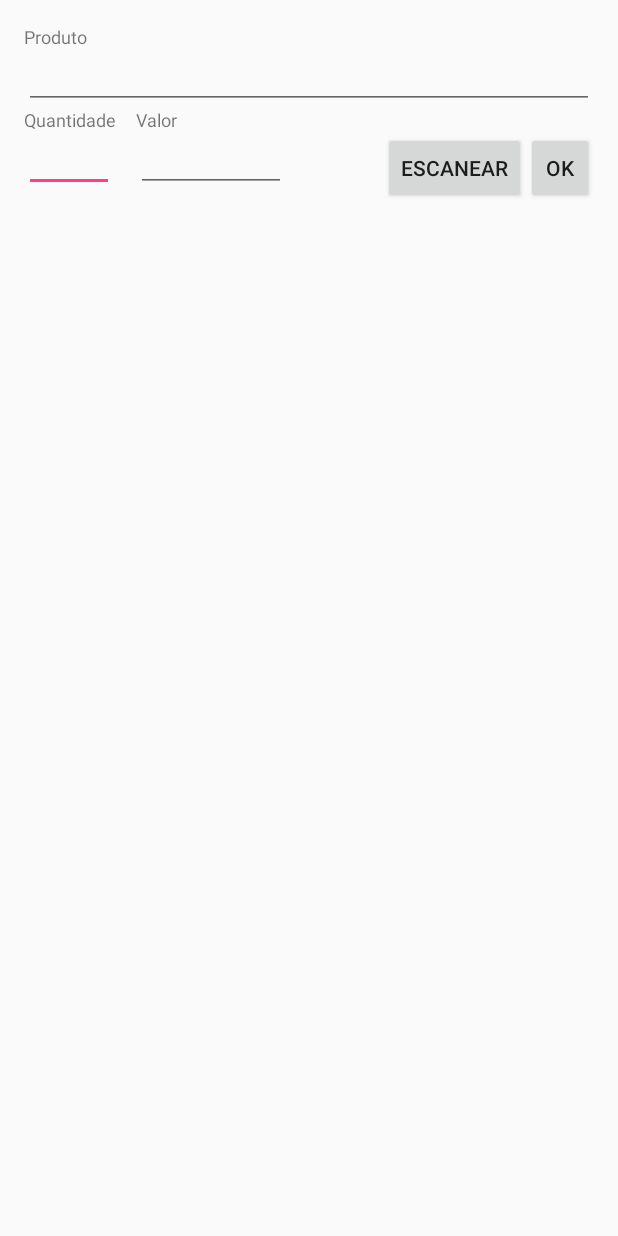
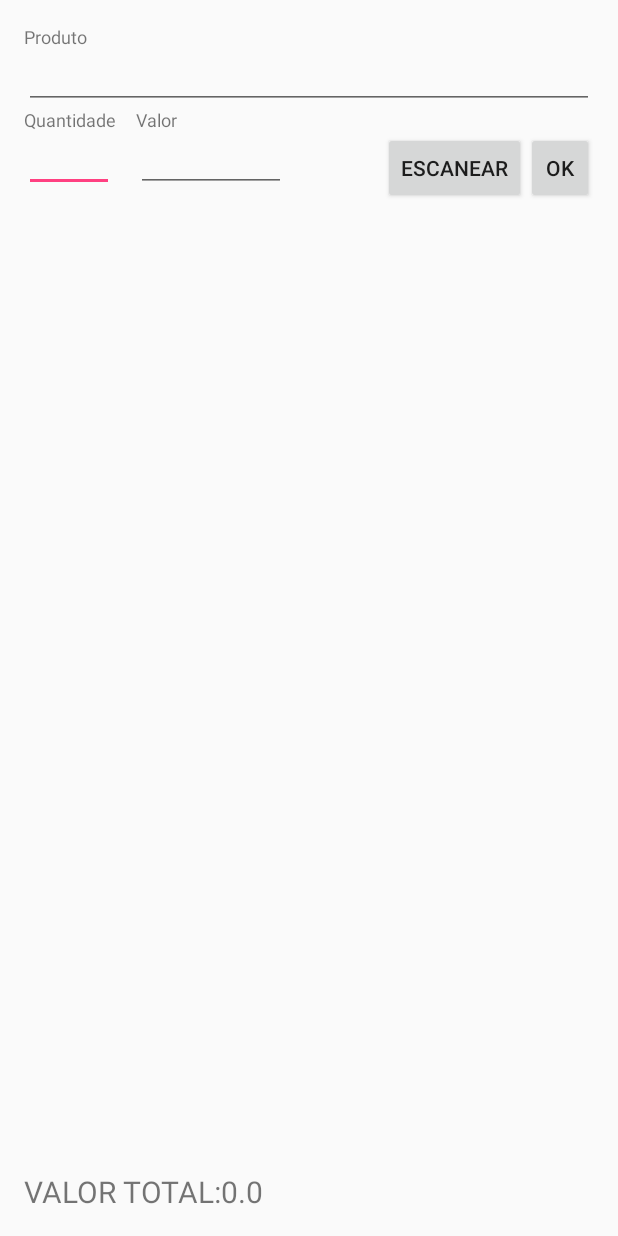
Before and after one commit to ruanstaron/Mercadinho, an Android app: the Scan screen opened directly, with no data from a screen before it, after a tap on "OK", on a phone screen of 412 x 824 dp. Run offline under Robolectric (Android 15) with nearby library versions, the phone set to English and light mode, and no system bars; libraries missing offline, so code that uses them is left out: org.greenrobot.greendao; 11 statements that could not run were skipped.

Commit message:
- Problema do scanner resolvido - Inserindo nova lista sempre que clicar em escanear - Inserido valor total no app.

```diff
--- a/app/src/main/AndroidManifest.xml
+++ b/app/src/main/AndroidManifest.xml
@@ -19,8 +19,9 @@
         </activity>
         <activity
             android:name=".Scan"
-            android:label="@string/title_activity_main_activity"
-            android:theme="@style/AppTheme.NoActionBar" />
+            android:theme="@style/AppTheme.NoActionBar"
+            android:configChanges="orientation|keyboardHidden|screenSize">
+        </activity>
         <activity android:name=".Banco"></activity>
     </application>
 
--- a/app/src/main/java/com/example/ruanstaron/mercadinho/Scan.java
+++ b/app/src/main/java/com/example/ruanstaron/mercadinho/Scan.java
@@ -2,11 +2,12 @@ package com.example.ruanstaron.mercadinho;
 
 import android.support.v7.app.AppCompatActivity;
 import android.os.Bundle;
-
 import com.example.ruanstaron.mercadinho.db.BdDefinitivo;
 import com.example.ruanstaron.mercadinho.db.BdDefinitivoDao;
 import com.example.ruanstaron.mercadinho.db.DaoMaster;
 import com.example.ruanstaron.mercadinho.db.DaoSession;
+import com.example.ruanstaron.mercadinho.db.Lista;
+import com.example.ruanstaron.mercadinho.db.ListaDao;
 import com.example.ruanstaron.mercadinho.db.Produtos;
 import com.google.zxing.integration.android.IntentIntegrator;
 import com.google.zxing.integration.android.IntentResult;
@@ -17,23 +18,24 @@ import android.widget.ArrayAdapter;
 import android.widget.Button;
 import android.widget.EditText;
 import android.widget.ListView;
+import android.widget.TextView;
 import android.widget.Toast;
-
-import org.greenrobot.greendao.database.Database;
-
 import java.util.ArrayList;
 import java.util.List;
 
 public class Scan extends AppCompatActivity implements OnClickListener {
     private Button scanBtn, okBtn;
+    private TextView tvValorTotal;
     private EditText etProduto, etQuantidade, etValor;
-    ListView listaProdutos;
+    private ListView listaProdutos;
     private ArrayList<String> produtos;
     private ArrayAdapter<String> arrayAdapter;
     DaoMaster.DevOpenHelper helper;
     DaoMaster master;
     DaoSession session;
+    ListaDao listaDao;
     String cod_barras;
+    Double valorTotalCompra = 0.00;
     @Override
     protected void onCreate(Bundle savedInstanceState) {
         super.onCreate(savedInstanceState);
@@ -41,15 +43,17 @@ public class Scan extends AppCompatActivity implements OnClickListener {
         helper = new DaoMaster.DevOpenHelper(this, "mercadinho-db");
         master = new DaoMaster(helper.getWritableDatabase());
         session = master.newSession();
+        geraLista(session);
         scanBtn = (Button)findViewById(R.id.scan_button);
         okBtn = (Button)findViewById(R.id.bOk);
         etProduto = (EditText) findViewById(R.id.etProduto);
         etQuantidade = (EditText) findViewById(R.id.etQuantidade);
         etValor = (EditText) findViewById(R.id.etValor);
+        tvValorTotal = (TextView) findViewById(R.id.valorTotal);
         listaProdutos = (ListView) findViewById(R.id.lvProdutos);
         scanBtn.setOnClickListener(this);
         okBtn.setOnClickListener(this);
-        produtos = new ArrayList<>();
+        produtos = new ArrayList<String>();
     }
 
     public void onClick(View v){
@@ -82,14 +86,17 @@ public class Scan extends AppCompatActivity implements OnClickListener {
     }
 
     public void geraProduto(View v){
-        Produtos produto = new Produtos(this.cod_barras, etProduto.getText().toString(), Integer.parseInt(etQuantidade.getText().toString()), Double.parseDouble(etValor.getText().toString()));
+        Double valorTotal = Integer.parseInt(etQuantidade.getText().toString()) * Double.parseDouble(etValor.getText().toString());
+        Produtos produto = new Produtos(this.cod_barras, etProduto.getText().toString(),
+                Integer.parseInt(etQuantidade.getText().toString()), Double.parseDouble(etValor.getText().toString()), valorTotal);
         produtos.add(produto.toString());
-        arrayAdapter = new ArrayAdapter<>(this, android.R.layout.simple_list_item_1, produtos);
+        arrayAdapter = new ArrayAdapter<String>(this, android.R.layout.simple_list_item_1, produtos);
         listaProdutos.setAdapter(arrayAdapter);
+        valorTotalCompra = valorTotalCompra+produto.getValorTotal();
+        tvValorTotal.setText(valorTotalCompra.toString());
     }
 
     public String verificaProduto(DaoSession session, String cod_barras){
-        String mensagem = "";
         BdDefinitivoDao bdDefinitivoDao = session.getBdDefinitivoDao();
         List<BdDefinitivo> datalist = bdDefinitivoDao.queryBuilder().where(BdDefinitivoDao.Properties.Cod_barras.eq(cod_barras)).list();
         if(datalist.isEmpty()){
@@ -98,4 +105,14 @@ public class Scan extends AppCompatActivity implements OnClickListener {
             return datalist.get(0).toString();
         }
     }
+
+    public void geraLista(DaoSession session){
+        listaDao = session.getListaDao();
+        Lista lista = new Lista();
+        lista.setDescricao("teste");
+        listaDao.insert(lista);
+        Toast toast = Toast.makeText(getApplicationContext(),
+                lista.getId().toString(), Toast.LENGTH_SHORT);
+        toast.show();
+    }
 }
--- a/app/src/main/java/com/google/zxing/integration/android/IntentIntegrator.java
+++ b/app/src/main/java/com/google/zxing/integration/android/IntentIntegrator.java
@@ -135,7 +135,6 @@ public class IntentIntegrator {
         }
         intentScan.setPackage(targetAppPackage);
         intentScan.addFlags(Intent.FLAG_ACTIVITY_CLEAR_TOP);
-        intentScan.addFlags(Intent.FLAG_ACTIVITY_CLEAR_WHEN_TASK_RESET);
         attachMoreExtras(intentScan);
         startActivityForResult(intentScan, REQUEST_CODE);
         return null;
--- a/app/src/main/res/layout/scan.xml
+++ b/app/src/main/res/layout/scan.xml
@@ -9,6 +9,14 @@
     android:paddingRight="@dimen/activity_horizontal_margin"
     android:paddingTop="@dimen/activity_vertical_margin"
     tools:context="com.example.ruanstaron.mercadinho.Scan">
+
+    <ListView
+        android:id="@+id/lvProdutos"
+        android:layout_width="match_parent"
+        android:layout_height="wrap_content"
+        android:layout_alignParentStart="true"
+        android:layout_below="@+id/etQuantidade"
+        android:layout_above="@+id/tvValorTotal" />
 
     <Button
         android:id="@+id/bOk"
@@ -87,10 +95,23 @@
         android:labelFor="@+id/etValor"
         android:textSize="12sp" />
 
-    <ListView
-        android:layout_width="match_parent"
-        android:layout_height="match_parent"
-        android:layout_below="@+id/etQuantidade"
+    <TextView
+        android:id="@+id/tvValorTotal"
+        android:layout_width="wrap_content"
+        android:layout_height="wrap_content"
+        android:layout_alignParentBottom="true"
         android:layout_alignParentStart="true"
-        android:id="@+id/lvProdutos" />
+        android:text="VALOR TOTAL:"
+        android:textSize="20sp" />
+
+    <TextView
+        android:id="@+id/valorTotal"
+        android:layout_width="wrap_content"
+        android:layout_height="wrap_content"
+        android:layout_alignParentBottom="true"
+        android:layout_alignParentEnd="true"
+        android:layout_below="@+id/lvProdutos"
+        android:layout_toEndOf="@+id/tvValorTotal"
+        android:textSize="20sp" />
+
 </RelativeLayout>
--- a/greendao-generator/src/main/java/com/example/Main.java
+++ b/greendao-generator/src/main/java/com/example/Main.java
@@ -27,6 +27,7 @@ public class Main {
         produtos.addStringProperty("descricao");
         produtos.addIntProperty("quantidade");
         produtos.addDoubleProperty("valor");
+        produtos.addDoubleProperty("valorTotal");
 
         produtos.addToOne(lista, listaId);
 
```
Also changed, not shown: app/src/main/java/com/example/ruanstaron/mercadinho/db/Produtos.java (+14 -3 lines), app/src/main/java/com/example/ruanstaron/mercadinho/db/ProdutosDao.java (+16 -2 lines).
